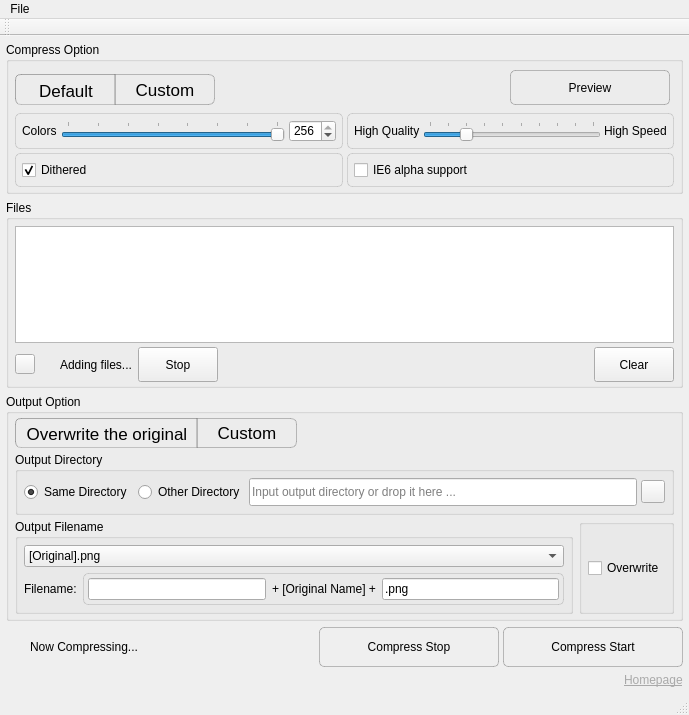
The window that src/pngyumainwindow.ui (nukesaq88/Pngyu) describes before a commit, drawn with Qt 5.
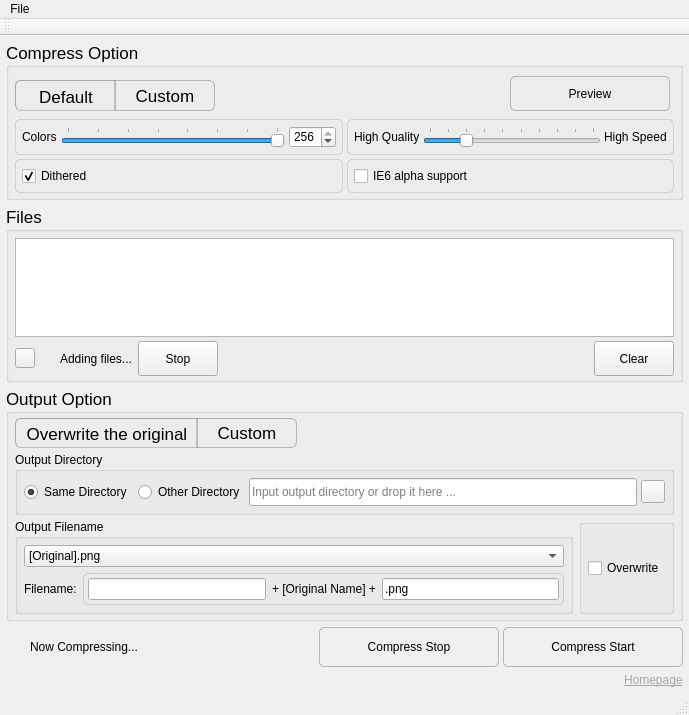
The same window after the commit. Icons and pictures are not drawn. Custom widgets are drawn as their Qt base class.

Diff of the .ui file:
```diff
--- a/src/pngyumainwindow.ui
+++ b/src/pngyumainwindow.ui
@@ -219,6 +219,11 @@
     </item>
     <item row="5" column="0" colspan="5">
      <widget class="QGroupBox" name="groupBox_output_option">
+      <property name="font">
+       <font>
+        <pointsize>13</pointsize>
+       </font>
+      </property>
       <property name="title">
        <string>Output Option</string>
       </property>
@@ -599,6 +604,11 @@
         <verstretch>0</verstretch>
        </sizepolicy>
       </property>
+      <property name="font">
+       <font>
+        <pointsize>13</pointsize>
+       </font>
+      </property>
       <property name="title">
        <string>Compress Option</string>
       </property>
@@ -963,6 +973,11 @@
     </item>
     <item row="4" column="0" colspan="5">
      <widget class="QGroupBox" name="groupBox_filelist">
+      <property name="font">
+       <font>
+        <pointsize>13</pointsize>
+       </font>
+      </property>
       <property name="title">
        <string>Files</string>
       </property>
```
Left out of the diff: 4 changed lines with no effect on the pictures.
